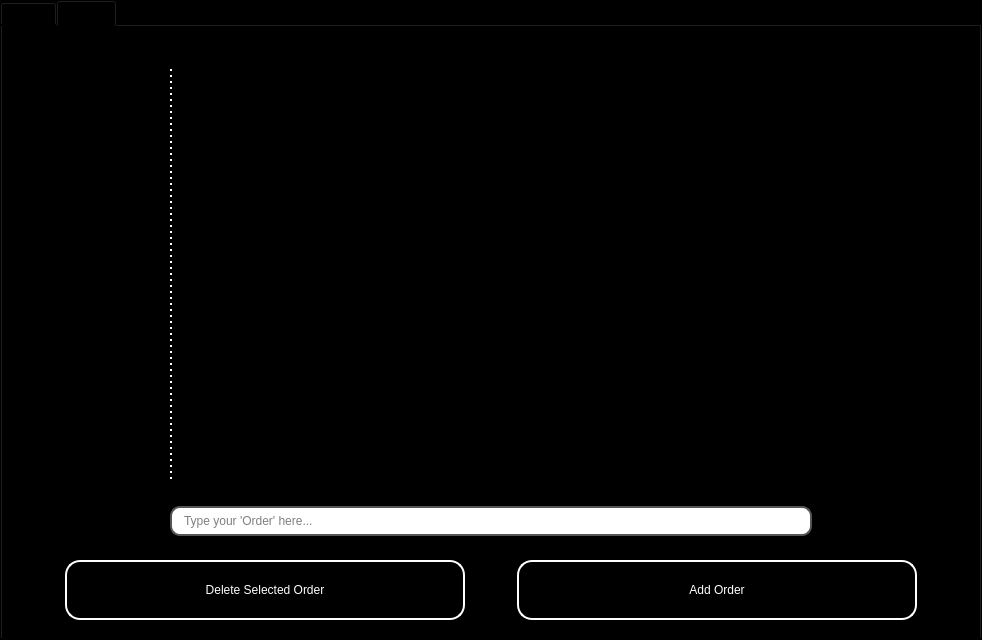
Old version of the form app_ui.ui in the repository XucyXi/Index-Orders.
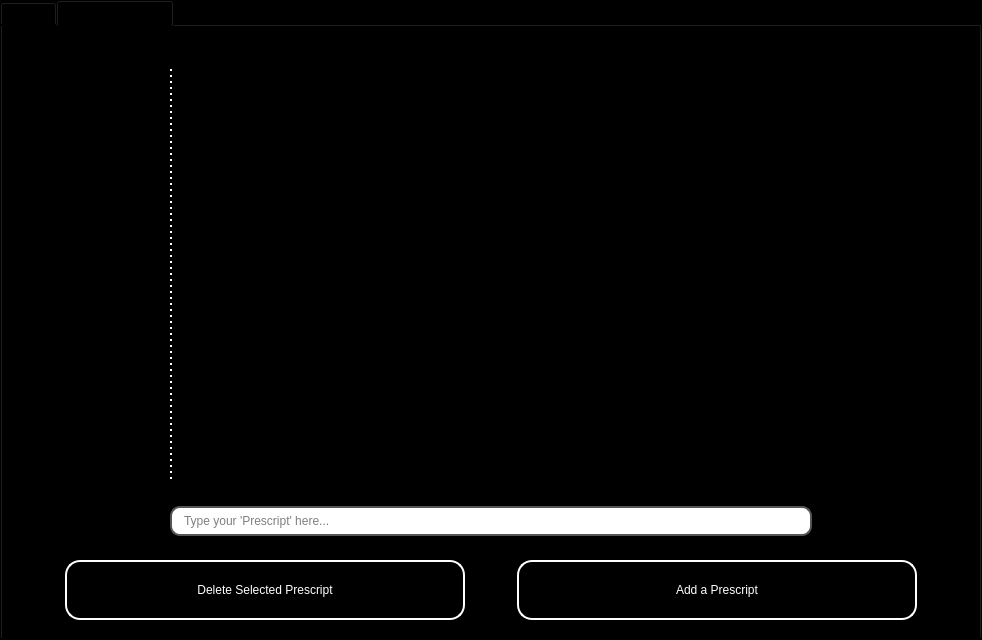
New version of the form.

```diff
--- a/app_ui.ui
+++ b/app_ui.ui
@@ -112,7 +112,7 @@
         <enum>Qt::LayoutDirection::LeftToRight</enum>
        </property>
        <attribute name="title">
-        <string>Orders</string>
+        <string>Prescript Settings</string>
        </attribute>
        <layout class="QVBoxLayout" name="verticalLayout_2">
         <item>
@@ -267,7 +267,7 @@
 </string>
              </property>
              <property name="placeholderText">
-              <string>Type your 'Order' here...</string>
+              <string>Type your 'Prescript' here...</string>
              </property>
             </widget>
            </item>
@@ -346,7 +346,7 @@
 color: white;</string>
              </property>
              <property name="text">
-              <string>Delete Selected Order</string>
+              <string>Delete Selected Prescript</string>
              </property>
             </widget>
            </item>
@@ -388,7 +388,7 @@
 color: white;</string>
              </property>
              <property name="text">
-              <string>Add Order</string>
+              <string>Add a Prescript</string>
              </property>
             </widget>
            </item>
```
Left out of the diff: 2 changed lines with no effect on the pictures.
